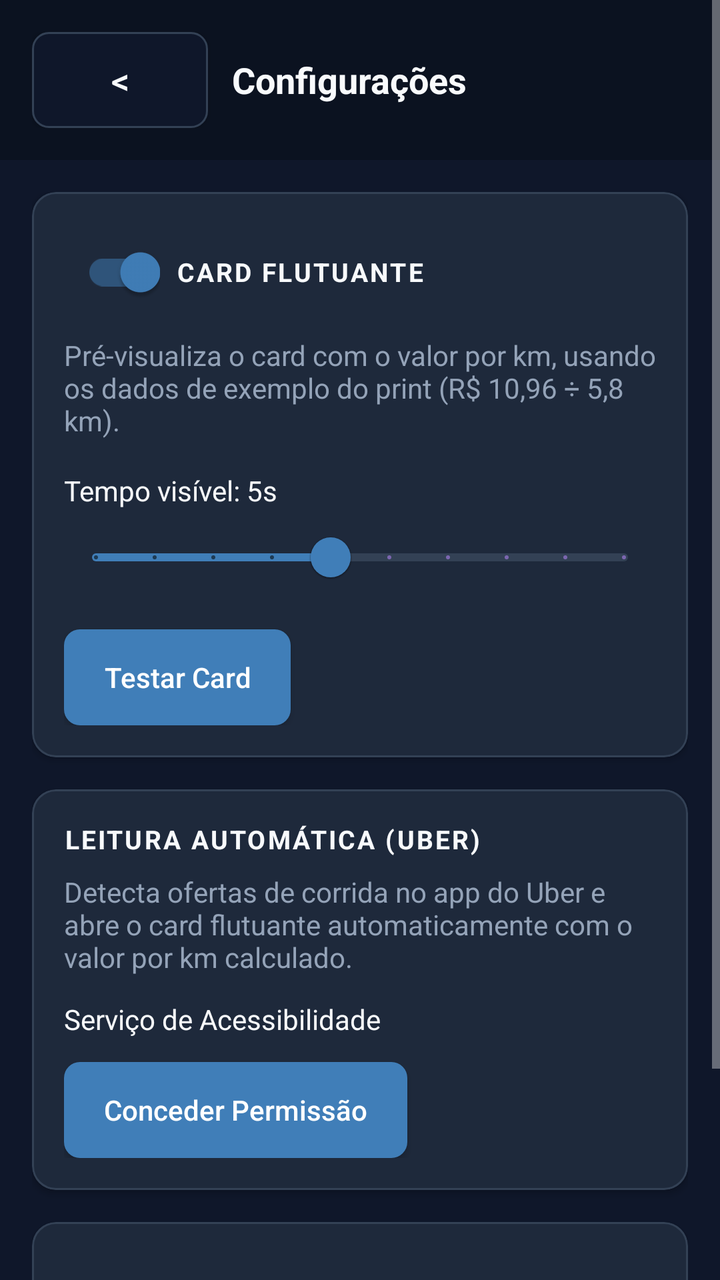
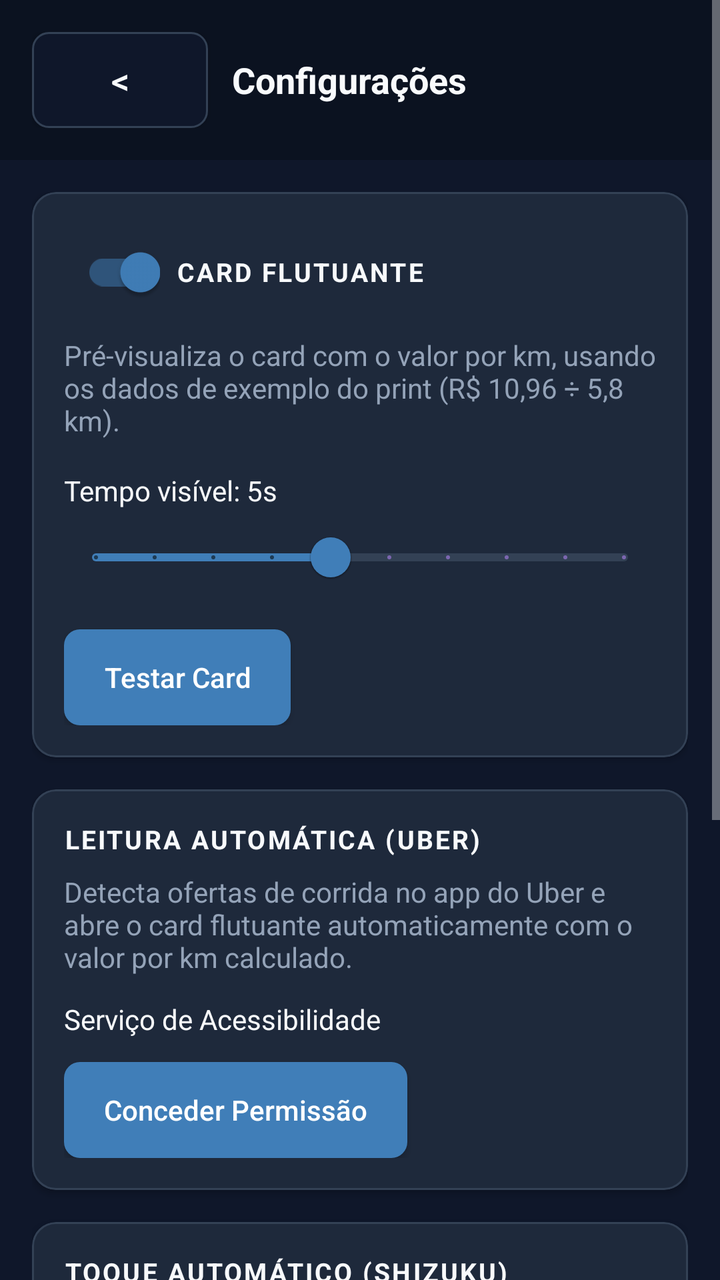

Before-and-after screenshots of an Android layout around one commit, followed by the original layout XML and the change that was made.
<!-- AndroidManifest.xml: application theme Theme.MaterialComponents.NoActionBar -->
<!-- res/layout/activity_settings.xml -->
<?xml version="1.0" encoding="utf-8"?>
<ScrollView xmlns:android="http://schemas.android.com/apk/res/android"
    xmlns:app="http://schemas.android.com/apk/res-auto"
    android:layout_width="match_parent"
    android:layout_height="match_parent"
    android:background="@color/tw_bg"
    android:fillViewport="true">

    <LinearLayout
        android:layout_width="match_parent"
        android:layout_height="wrap_content"
        android:orientation="vertical">

        <LinearLayout
            android:layout_width="match_parent"
            android:layout_height="wrap_content"
            android:background="@color/tw_header_bg"
            android:gravity="center_vertical"
            android:orientation="horizontal"
            android:padding="16dp">

            <androidx.appcompat.widget.AppCompatButton
                android:id="@+id/back_button"
                android:layout_width="wrap_content"
                android:layout_height="wrap_content"
                android:background="@drawable/tw_input_bg"
                android:paddingLeft="16dp"
                android:paddingRight="16dp"
                android:paddingTop="8dp"
                android:paddingBottom="8dp"
                android:text="&lt;"
                android:textColor="@color/tw_text_primary"
                android:textSize="18sp" />

            <TextView
                android:layout_width="0dp"
                android:layout_height="wrap_content"
                android:layout_marginStart="12dp"
                android:layout_weight="1"
                android:text="Configurações"
                android:textColor="@color/tw_text_primary"
                android:textSize="18sp"
                android:textStyle="bold" />
        </LinearLayout>

        <LinearLayout
            android:layout_width="match_parent"
            android:layout_height="wrap_content"
            android:orientation="vertical"
            android:padding="16dp">

            <com.google.android.material.card.MaterialCardView style="@style/TwCard">

                <LinearLayout
                    android:layout_width="match_parent"
                    android:layout_height="wrap_content"
                    android:orientation="vertical"
                    android:padding="16dp">

                    <LinearLayout
                        android:layout_width="match_parent"
                        android:layout_height="wrap_content"
                        android:gravity="center_vertical"
                        android:orientation="horizontal">

                        <com.google.android.material.switchmaterial.SwitchMaterial
                            android:id="@+id/value_card_overlay_switch"
                            android:layout_width="wrap_content"
                            android:layout_height="wrap_content"
                            android:layout_marginEnd="8dp"
                            android:checked="true"
                            app:thumbTint="@color/tw_switch_thumb"
                            app:trackTint="@color/tw_switch_track" />

                        <TextView
                            style="@style/TwCardTitle"
                            android:text="Card Flutuante" />
                    </LinearLayout>

                    <TextView
                        android:layout_width="match_parent"
                        android:layout_height="wrap_content"
                        android:layout_marginTop="8dp"
                        android:text="Pré-visualiza o card com o valor por km, usando os dados de exemplo do print (R$ 10,96 ÷ 5,8 km)."
                        android:textColor="@color/tw_text_secondary" />

                    <TextView
                        android:id="@+id/visible_seconds_label"
                        android:layout_width="match_parent"
                        android:layout_height="wrap_content"
                        android:layout_marginTop="16dp"
                        android:text="Tempo visível: 5s"
                        android:textColor="@color/tw_text_primary" />

                    <com.google.android.material.slider.Slider
                        android:id="@+id/visible_seconds_slider"
                        android:layout_width="match_parent"
                        android:layout_height="wrap_content"
                        android:stepSize="1"
                        android:value="5"
                        android:valueFrom="1"
                        android:valueTo="10"
                        app:thumbColor="@color/tw_blue_600"
                        app:trackColorActive="@color/tw_blue_600"
                        app:trackColorInactive="@color/tw_border" />

                    <androidx.appcompat.widget.AppCompatButton
                        android:id="@+id/test_overlay_button"
                        style="@style/TwPrimaryButton"
                        android:layout_width="wrap_content"
                        android:layout_height="wrap_content"
                        android:layout_marginTop="12dp"
                        android:text="Testar Card" />
                </LinearLayout>
            </com.google.android.material.card.MaterialCardView>

            <com.google.android.material.card.MaterialCardView
                style="@style/TwCard"
                android:layout_marginTop="16dp">

                <LinearLayout
                    android:layout_width="match_parent"
                    android:layout_height="wrap_content"
                    android:orientation="vertical"
                    android:padding="16dp">

                    <TextView
                        style="@style/TwCardTitle"
                        android:text="Leitura Automática (Uber)" />

                    <TextView
                        android:layout_width="match_parent"
                        android:layout_height="wrap_content"
                        android:layout_marginTop="8dp"
                        android:text="Detecta ofertas de corrida no app do Uber e abre o card flutuante automaticamente com o valor por km calculado."
                        android:textColor="@color/tw_text_secondary" />

                    <LinearLayout
                        android:layout_width="match_parent"
                        android:layout_height="wrap_content"
                        android:layout_marginTop="12dp"
                        android:gravity="center_vertical"
                        android:orientation="horizontal">

                        <TextView
                            android:layout_width="0dp"
                            android:layout_height="wrap_content"
                            android:layout_weight="1"
                            android:text="Serviço de Acessibilidade"
                            android:textColor="@color/tw_text_primary" />

                        <TextView
                            android:id="@+id/accessibility_permission_status"
                            android:layout_width="wrap_content"
                            android:layout_height="wrap_content"
                            android:layout_marginStart="8dp"
                            android:textStyle="bold" />
                    </LinearLayout>

                    <androidx.appcompat.widget.AppCompatButton
                        android:id="@+id/accessibility_permission_button"
                        style="@style/TwPrimaryButton"
                        android:layout_width="wrap_content"
                        android:layout_height="wrap_content"
                        android:layout_marginTop="12dp"
                        android:text="Conceder Permissão" />
                </LinearLayout>
            </com.google.android.material.card.MaterialCardView>

            <com.google.android.material.card.MaterialCardView
                style="@style/TwCard"
                android:layout_marginTop="16dp">

                <LinearLayout
                    android:layout_width="match_parent"
                    android:layout_height="wrap_content"
                    android:orientation="vertical"
                    android:padding="16dp">

                    <LinearLayout
                        android:layout_width="match_parent"
                        android:layout_height="wrap_content"
                        android:gravity="center_vertical"
                        android:orientation="horizontal">

                        <com.google.android.material.switchmaterial.SwitchMaterial
                            android:id="@+id/history_overlay_switch"
                            android:layout_width="wrap_content"
                            android:layout_height="wrap_content"
                            android:layout_marginEnd="8dp"
                            app:thumbTint="@color/tw_switch_thumb"
                            app:trackTint="@color/tw_switch_track" />

                        <TextView
                            style="@style/TwCardTitle"
                            android:text="Histórico Flutuante" />
                    </LinearLayout>

                    <TextView
                        android:layout_width="match_parent"
                        android:layout_height="wrap_content"
                        android:layout_marginTop="8dp"
                        android:text="Mostra sempre no topo da tela o valor/km, destino e o resultado (aceito, recusado ou sem ação) das últimas 3 ofertas."
                        android:textColor="@color/tw_text_secondary" />
                </LinearLayout>
            </com.google.android.material.card.MaterialCardView>

        </LinearLayout>
    </LinearLayout>
</ScrollView>
<!-- resources referenced by this layout -->
<resources>
  <color name="tw_bg">#0F172A</color>
  <color name="tw_blue_600">#407EB8</color>
  <color name="tw_border">#334155</color>
  <color name="tw_header_bg">#0B1220</color>
  <color name="tw_text_primary">#F8FAFC</color>
  <color name="tw_text_secondary">#94A3B8</color>
  <!-- drawable tw_input_bg (drawable) -->
  <?xml version="1.0" encoding="utf-8"?>
  <shape xmlns:android="http://schemas.android.com/apk/res/android">
      <solid android:color="@color/tw_input_bg" />
      <corners android:radius="8dp" />
      <stroke
          android:width="1dp"
          android:color="@color/tw_border" />
  </shape>
  <style name="TwCard">
          <item name="android:layout_width">match_parent</item>
          <item name="android:layout_height">wrap_content</item>
          <item name="cardBackgroundColor">@color/tw_surface</item>
          <item name="cardCornerRadius">12dp</item>
          <item name="cardElevation">2dp</item>
          <item name="strokeColor">@color/tw_border</item>
          <item name="strokeWidth">1dp</item>
      </style>
  <style name="TwCardTitle">
          <item name="android:layout_width">wrap_content</item>
          <item name="android:layout_height">wrap_content</item>
          <item name="android:textColor">@color/tw_text_primary</item>
          <item name="android:textSize">13sp</item>
          <item name="android:textStyle">bold</item>
          <item name="android:letterSpacing">0.08</item>
          <item name="android:textAllCaps">true</item>
      </style>
  <style name="TwPrimaryButton" parent="Widget.AppCompat.Button">
          <item name="android:background">@drawable/tw_button_bg</item>
          <item name="android:textColor">@color/tw_white</item>
          <item name="android:textAllCaps">false</item>
          <item name="android:paddingLeft">20dp</item>
          <item name="android:paddingRight">20dp</item>
          <item name="android:paddingTop">10dp</item>
          <item name="android:paddingBottom">10dp</item>
      </style>
  <color name="tw_input_bg">#0F172A</color>
  <color name="tw_surface">#1E293B</color>
  <!-- drawable tw_button_bg (drawable) -->
  <?xml version="1.0" encoding="utf-8"?>
  <shape xmlns:android="http://schemas.android.com/apk/res/android">
      <solid android:color="@color/tw_blue_600" />
      <corners android:radius="8dp" />
  </shape>
  <color name="tw_white">#FFFFFF</color>
</resources>

<!-- the commit's change to res/layout/activity_settings.xml (unified diff, before → after) -->
@@ -177,6 +177,59 @@
                     android:orientation="vertical"
                     android:padding="16dp">
 
+                    <TextView
+                        style="@style/TwCardTitle"
+                        android:text="Toque Automático (Shizuku)" />
+
+                    <TextView
+                        android:layout_width="match_parent"
+                        android:layout_height="wrap_content"
+                        android:layout_marginTop="8dp"
+                        android:text="O Uber ignora toques automáticos comuns no botão de recusar/aceitar. O Shizuku permite que o app toque de verdade na tela, sem precisar de root."
+                        android:textColor="@color/tw_text_secondary" />
+
+                    <LinearLayout
+                        android:layout_width="match_parent"
+                        android:layout_height="wrap_content"
+                        android:layout_marginTop="12dp"
+                        android:gravity="center_vertical"
+                        android:orientation="horizontal">
+
+                        <TextView
+                            android:layout_width="0dp"
+                            android:layout_height="wrap_content"
+                            android:layout_weight="1"
+                            android:text="Serviço Shizuku"
+                            android:textColor="@color/tw_text_primary" />
+
+                        <TextView
+                            android:id="@+id/shizuku_status"
+                            android:layout_width="wrap_content"
+                            android:layout_height="wrap_content"
+                            android:layout_marginStart="8dp"
+                            android:textStyle="bold" />
+                    </LinearLayout>
+
+                    <androidx.appcompat.widget.AppCompatButton
+                        android:id="@+id/shizuku_permission_button"
+                        style="@style/TwPrimaryButton"
+                        android:layout_width="wrap_content"
+                        android:layout_height="wrap_content"
+                        android:layout_marginTop="12dp"
+                        android:text="Conceder Permissão" />
+                </LinearLayout>
+            </com.google.android.material.card.MaterialCardView>
+
+            <com.google.android.material.card.MaterialCardView
+                style="@style/TwCard"
+                android:layout_marginTop="16dp">
+
+                <LinearLayout
+                    android:layout_width="match_parent"
+                    android:layout_height="wrap_content"
+                    android:orientation="vertical"
+                    android:padding="16dp">
+
                     <LinearLayout
                         android:layout_width="match_parent"
                         android:layout_height="wrap_content"
